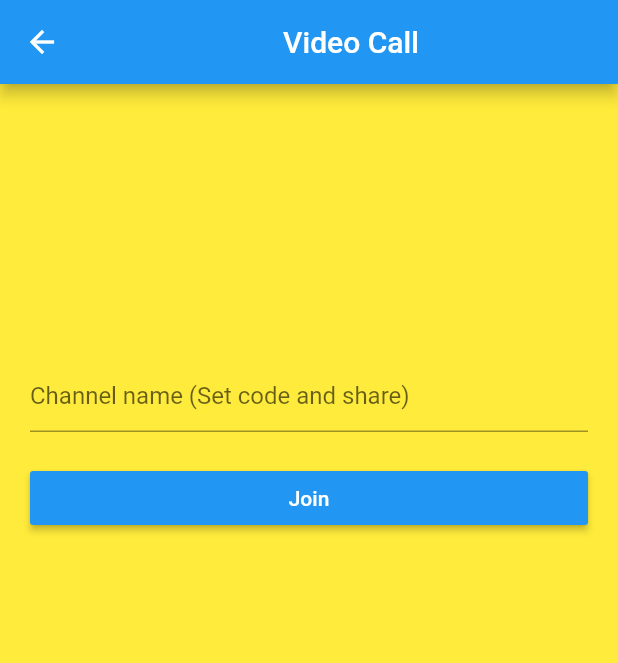
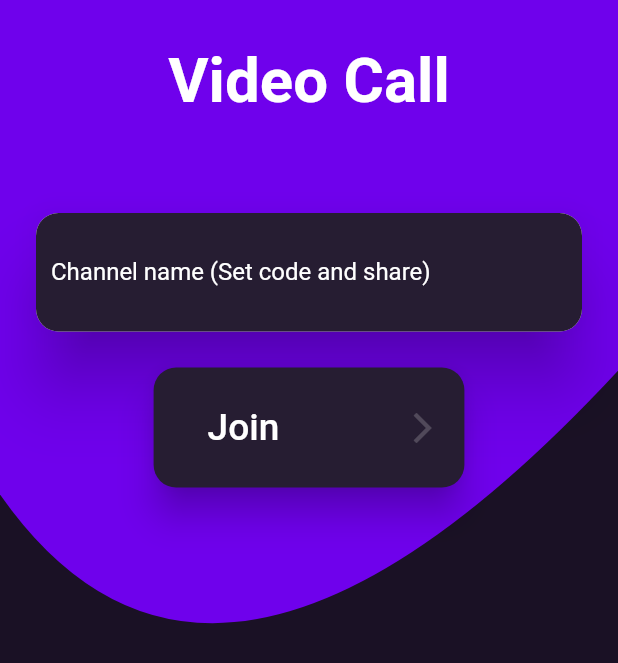
Before and after one commit to Soham-2411/ScholarAid, a Flutter app: the IndexPage screen opened directly, on a phone screen of 412 x 824 dp. Shown: the top 663 px of the screen. Run offline on Flutter 3.47's test engine with Material 2 defaults, Android fonts, the phone set to English and light mode, and no system bars; our stand-ins replace circular_countdown_timer, cloud_firestore, firebase_auth, firebase_core, firebase_storage, fl_chart and 11 more; missing offline and left inert: agora_rtc_engine, all_sensors, fab_circular_menu, flutter_otp, model_viewer, razorpay_flutter; accounts and stored records are empty.

Commit message:
Video Call UI

```diff
--- a/lib/Pages/ChatPage.dart
+++ b/lib/Pages/ChatPage.dart
@@ -31,7 +31,7 @@ class TutorsListState extends State<TutorsList> {
       new TutorCards(
           name: 'Selvinpaulpeter J',
           subject: 'Chemistry',
-          email: 'selvinpaulpeter@srmist.edu.in',
+          email: 'selvinp@srmist.edu.in',
           hourlyrate: 'Rs 500/hr',
           phoneno: '951668165488'),
       new TutorCards(
@@ -75,8 +75,10 @@ class TutorsListState extends State<TutorsList> {
                     children: [
                       IconButton(
                         onPressed: () {
-                          Navigator.push(context,
-                              MaterialPageRoute(builder: (context) => IndexPage()));
+                          Navigator.push(
+                              context,
+                              MaterialPageRoute(
+                                  builder: (context) => IndexPage()));
                         },
                         icon: Icon(
                           FlutterIcons.video_call_mdi,
@@ -144,7 +146,6 @@ class TutorCards extends StatefulWidget {
 }
 
 class TutorCardsState extends State<TutorCards> {
-
   Razorpay _razorpay;
 
   @override
--- a/lib/src/pages/index.dart
+++ b/lib/src/pages/index.dart
@@ -1,7 +1,9 @@
 import 'dart:async';
 
 import 'package:flutter/material.dart';
+import 'package:hexcolor/hexcolor.dart';
 import 'package:permission_handler/permission_handler.dart';
+import 'package:scholar_aid/Pages/Navbar.dart';
 
 import './call.dart';
 
@@ -27,44 +29,99 @@ class IndexState extends State<IndexPage> {
   @override
   Widget build(BuildContext context) {
     return Scaffold(
-      backgroundColor: Colors.yellow,
-      appBar: AppBar(
-        title: Center(child: Text('Video Call')),
-        backgroundColor: Colors.blue,
+      backgroundColor: HexColor('#1A1125'),
+      body: Stack(
+        children: [
+          CustomPaint(
+            size: Size(MediaQuery.of(context).size.width,
+                MediaQuery.of(context).size.height),
+            painter: CurvePainter(),
           ),
-      body: Center(
+          SafeArea(
+            child: Center(
               child: Container(
                 padding: const EdgeInsets.symmetric(horizontal: 20),
-          height: 400,
+                //height: 400,
                 child: Column(
                   children: <Widget>[
-              Row(
-                children: <Widget>[
-                  Expanded(
-                      child: TextField(
+                    SizedBox(height: 30),
+                    Text(
+                      "Video Call",
+                      style: TextStyle(
+                          fontSize: MediaQuery.of(context).size.width * 0.1,
+                          color: Colors.white,
+                          fontWeight: FontWeight.bold),
+                    ),
+                    SizedBox(height: 60),
+                    Card(
+                      elevation: 20,
+                      shape: RoundedRectangleBorder(
+                          borderRadius: BorderRadius.all(Radius.circular(15))),
+                      child: Container(
+                        padding: EdgeInsets.only(left: 10, top: 10, bottom: 10),
+                        decoration: BoxDecoration(
+                            borderRadius: BorderRadius.all(Radius.circular(15)),
+                            color: HexColor('#261D32')),
+                        child: TextFormField(
                           controller: _channelController,
+                          style: TextStyle(color: Colors.white),
                           decoration: InputDecoration(
-                      errorText:
-                          _validateError ? 'Channel name is mandatory' : null,
-                      border: UnderlineInputBorder(
-                        borderSide: BorderSide(width: 1),
+                              errorText: _validateError
+                                  ? 'Channel name is mandatory'
+                                  : null,
+                              border: InputBorder.none,
+                              labelText: 'Channel name (Set code and share)',
+                              labelStyle: TextStyle(color: Colors.white)),
                         ),
-                      hintText: 'Channel name (Set code and share)',
                       ),
-                  ))
-                ],
                     ),
                     Padding(
-                padding: const EdgeInsets.symmetric(vertical: 20),
+                      padding: EdgeInsets.only(
+                          left: MediaQuery.of(context).size.width * 0.2,
+                          right: MediaQuery.of(context).size.width * 0.2,
+                          top: 20),
                       child: Row(
                         children: <Widget>[
                           Expanded(
-                      child: RaisedButton(
-                        onPressed: onJoin,
-                        child: Text('Join'),
-                        color: Colors.blue,
-                        textColor: Colors.white,
+                            child: ElevatedButton(
+                                style: ElevatedButton.styleFrom(
+                                    elevation: 10,
+                                    primary: HexColor("#261D32"),
+                                    shape: RoundedRectangleBorder(
+                                        borderRadius: BorderRadius.all(
+                                            Radius.circular(15)))),
+                                child: Container(
+                                    height: 80,
+                                    width:
+                                        MediaQuery.of(context).size.width - 100,
+                                    child: Row(
+                                      mainAxisAlignment:
+                                          MainAxisAlignment.start,
+                                      children: [
+                                        SizedBox(
+                                          width: 20,
                                         ),
+                                        Text(
+                                          "Join",
+                                          style: TextStyle(
+                                            fontSize: MediaQuery.of(context)
+                                                    .size
+                                                    .width *
+                                                0.06,
+                                          ),
+                                        ),
+                                        Expanded(
+                                          child: Align(
+                                            alignment: Alignment.centerRight,
+                                            child: Icon(
+                                              Icons.arrow_forward_ios_outlined,
+                                              color: Colors.white.withAlpha(50),
+                                            ),
+                                          ),
+                                        ),
+                                      ],
+                                    )),
+                                onPressed: onJoin),
                           )
                         ],
                       ),
@@ -72,6 +129,9 @@ class IndexState extends State<IndexPage> {
                   ],
                 ),
               ),
+            ),
+          ),
+        ],
       ),
     );
   }
```
Lines whose indentation alone changed are shown as unchanged.
